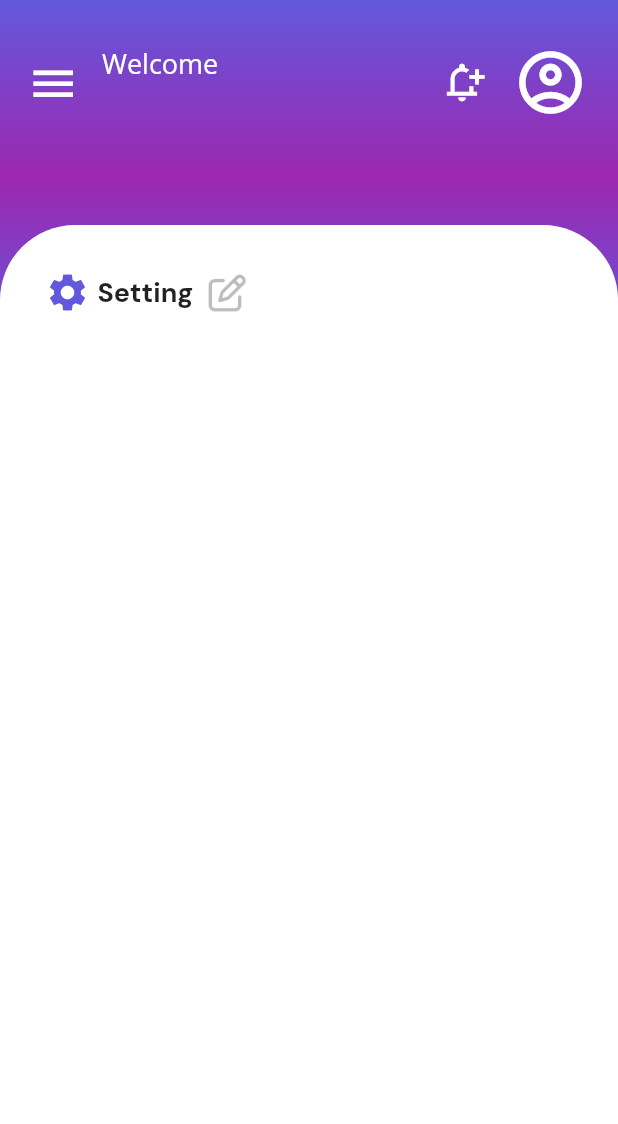
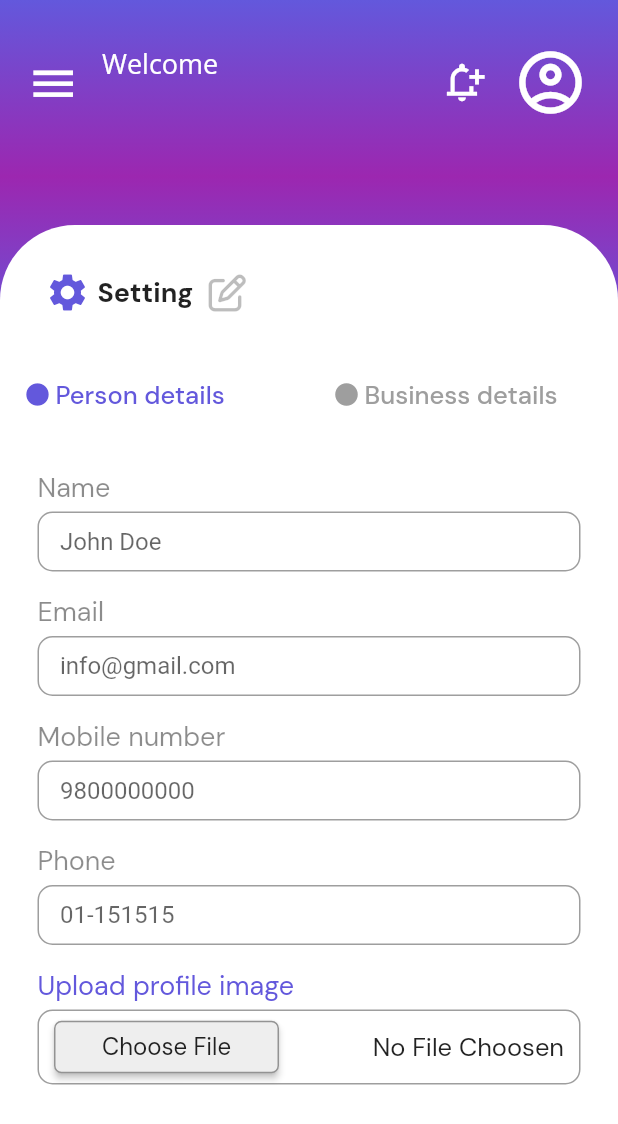
Before and after one commit to SandeshKhatiwada/Rapa, a Flutter app: the Settings screen opened directly, on a phone screen of 412 x 824 dp. Shown: the top 1124 px of the screen. Run offline on Flutter 3.47's test engine with Material 2 defaults, Android fonts, the phone set to English and light mode, and no system bars; our stand-ins replace cloud_firestore, dotted_border, firebase_auth, firebase_core, fluttertoast, font_awesome_flutter and 2 more; accounts and stored records are empty.

Commit message:
Ui changes

```diff
--- /dev/null
+++ b/lib/Settings/person_details.dart
@@ -0,0 +1,187 @@
+import 'package:flutter/material.dart';
+import 'package:google_fonts/google_fonts.dart';
+
+class PersonDetails extends StatelessWidget {
+  const PersonDetails({Key? key}) : super(key: key);
+
+  @override
+  Widget build(BuildContext context) {
+    return Scaffold(
+      backgroundColor: Colors.white,
+      body: SingleChildScrollView(
+        child: Form(
+            child: Padding(
+          padding: const EdgeInsets.all(25),
+          child: Column(
+            crossAxisAlignment: CrossAxisAlignment.start,
+            children: [
+              Text(
+                "Name",
+                style: GoogleFonts.dmSans(color: Colors.black45, fontSize: 18),
+              ),
+              SizedBox(height: 5),
+              Container(
+                height: 40,
+                child: TextFormField(
+                  decoration: InputDecoration(
+                      hintText: "John Doe",
+                      contentPadding: const EdgeInsets.only(left: 15, top: 18),
+                      border: OutlineInputBorder(
+                        borderRadius: BorderRadius.circular(10),
+                      )),
+                ),
+              ),
+              SizedBox(height: 15),
+              Text(
+                "Email",
+                style: GoogleFonts.dmSans(color: Colors.black45, fontSize: 18),
+              ),
+              SizedBox(height: 5),
+              Container(
+                height: 40,
+                child: TextFormField(
+                  keyboardType: TextInputType.emailAddress,
+                  decoration: InputDecoration(
+                      hintText: "info@gmail.com",
+                      contentPadding: const EdgeInsets.only(left: 15, top: 18),
+                      border: OutlineInputBorder(
+                        borderRadius: BorderRadius.circular(10),
+                      )),
+                ),
+              ),
+              SizedBox(height: 15),
+              Text(
+                "Mobile number",
+                style: GoogleFonts.dmSans(color: Colors.black45, fontSize: 18),
+              ),
+              SizedBox(height: 5),
+              Container(
+                height: 40,
+                child: TextFormField(
+                  keyboardType: TextInputType.phone,
+                  decoration: InputDecoration(
+                      hintText: "9800000000",
+                      contentPadding: const EdgeInsets.only(left: 15, top: 18),
+                      border: OutlineInputBorder(
+                        borderRadius: BorderRadius.circular(10),
+                      )),
+                ),
+              ),
+              SizedBox(height: 15),
+              Text(
+                "Phone",
+                style: GoogleFonts.dmSans(color: Colors.black45, fontSize: 18),
+              ),
+              SizedBox(height: 5),
+              Container(
+                height: 40,
+                child: TextFormField(
+                  keyboardType: TextInputType.phone,
+                  decoration: InputDecoration(
+                      hintText: "01-151515",
+                      contentPadding: const EdgeInsets.only(left: 15, top: 18),
+                      border: OutlineInputBorder(
+                        borderRadius: BorderRadius.circular(10),
+                      )),
+                ),
+              ),
+              SizedBox(height: 15),
+              Text(
+                "Upload profile image",
+                style:
+                    GoogleFonts.dmSans(color: Color(0xFF6358DC), fontSize: 18),
+              ),
+              SizedBox(height: 5),
+              Container(
+                height: 50,
+                width: double.infinity,
+                decoration: BoxDecoration(
+                    borderRadius: BorderRadius.circular(10),
+                    border: Border.all(
+                      color: Colors.black38,
+                    )),
+                child: Center(
+                  child: Padding(
+                    padding: const EdgeInsets.only(left: 10),
+                    child: Row(
+                      mainAxisAlignment: MainAxisAlignment.spaceBetween,
+                      children: [
+                        MaterialButton(
+                          height: 35,
+                          minWidth: 150,
+                          shape: OutlineInputBorder(
+                            borderSide: BorderSide(color: Colors.black38),
+                            borderRadius: BorderRadius.circular(5),
+                          ),
+                          color: Colors.grey[200],
+                          onPressed: () {},
+                          child: Text(
+                            "Choose File",
+                            style: GoogleFonts.dmSans(
+                              fontSize: 16,
+                              fontWeight: FontWeight.w400,
+                            ),
+                          ),
+                        ),
+                        Padding(
+                          padding: const EdgeInsets.only(right: 10),
+                          child: Text(
+                            "No File Choosen",
+                            style: GoogleFonts.dmSans(
+                              fontSize: 17,
+                              fontWeight: FontWeight.w400,
+                              //letterSpacing: 1.5,
+                            ),
+                          ),
+                        )
+                      ],
+                    ),
+                  ),
+                ),
+              ),
+              SizedBox(height: 15),
+              Row(
+                mainAxisAlignment: MainAxisAlignment.end,
+                children: [
+                  MaterialButton(
+                    height: 40,
+                    minWidth: 100,
+                    onPressed: () {},
+                    shape: OutlineInputBorder(
+                        borderSide: BorderSide(color: Color(0xFF6358DC)),
+                        borderRadius: BorderRadius.circular(7)),
+                    child: Text(
+                      "Back",
+                      style: GoogleFonts.dmSans(
+                        fontSize: 17,
+                        color: Color(0xFF6358DC),
+                      ),
+                    ),
+                  ),
+                  SizedBox(width: 10),
+                  MaterialButton(
+                    height: 40,
+                    minWidth: 100,
+                    color: Color(0xFF6358DC),
+                    onPressed: () {},
+                    shape: OutlineInputBorder(
+                        borderSide: BorderSide(color: Color(0xFF6358DC)),
+                        borderRadius: BorderRadius.circular(7)),
+                    child: Text(
+                      "Save",
+                      style: GoogleFonts.dmSans(
+                        fontSize: 17,
+                        color: Colors.white,
+                      ),
+                    ),
+                  ),
+                ],
+              ),
+              // SizedBox(height: 20),
+            ],
+          ),
+        )),
+      ),
+    );
+  }
+}
--- a/lib/Settings/settings.dart
+++ b/lib/Settings/settings.dart
@@ -5,6 +5,8 @@ import 'package:firebase_auth/firebase_auth.dart';
 import 'package:flutter/material.dart';
 import 'package:get/get.dart';
 import 'package:google_fonts/google_fonts.dart';
+import 'package:rafa/Settings/business_details.dart';
+import 'package:rafa/Settings/person_details.dart';
 import 'package:rafa/models/user_model.dart';
 import 'package:rafa/widgets/custom_widgets.dart';
 import '../../controller/controller.dart';
@@ -58,8 +60,8 @@ class _SettingsState extends State<Settings> {
           drawer: DrawerWidget(),
           key: globalKey,
           backgroundColor: Colors.transparent,
-            body: SafeArea(
-              child: SingleChildScrollView(
+          body: SingleChildScrollView(
+            child: SafeArea(
               child: Column(children: [
                 Padding(
                   padding: const EdgeInsets.only(left: 10),
@@ -70,7 +72,6 @@ class _SettingsState extends State<Settings> {
                 ),
                 SizedBox(height: 50),
                 Container(
-                    height: 600,
                   decoration: BoxDecoration(
                       borderRadius: BorderRadius.only(
                         topLeft: Radius.circular(50),
@@ -104,11 +105,69 @@ class _SettingsState extends State<Settings> {
                           ],
                         ),
                       ),
+                      DefaultTabController(
+                        length: 2,
+                        child: Column(
+                          children: [
+                            TabBar(
+                              labelColor: Color(0xFF6358DC),
+                              unselectedLabelColor: Colors.grey,
+                              indicatorColor: Colors.transparent,
+                              tabs: [
+                                Tab(
+                                  icon: Row(
+                                    children: [
+                                      Icon(
+                                        Icons.circle,
+                                        //color: Color(0xFF6358DC),
+                                        size: 18,
+                                      ),
+                                      SizedBox(width: 3),
+                                      Text(
+                                        "Person details",
+                                        style: GoogleFonts.dmSans(
+                                            //color: Color(0xFF6358DC),
+                                            fontSize: 17),
+                                      ),
+                                    ],
+                                  ),
+                                ),
+                                Tab(
+                                  icon: Row(
+                                    children: [
+                                      Icon(
+                                        Icons.circle,
+                                        size: 18,
+                                        // color: Color(0xFF6358DC),
+                                      ),
+                                      SizedBox(width: 3),
+                                      Text(
+                                        "Business details",
+                                        style: GoogleFonts.dmSans(
+                                            //color: Color(0xFF6358DC),
+                                            fontSize: 17),
+                                      )
+                                    ],
+                                  ),
+                                )
+                              ],
+                            ),
+                            Container(
+                              height: 450,
+                              child: TabBarView(children: [
+                                PersonDetails(),
+                                BusinessDetails(),
+                              ]),
+                            )
+                          ],
+                        ),
+                      ),
                     ],
                   ),
                 )
               ]),
             ),
-            )));
+          ),
+        ));
   }
 }
--- a/lib/auth/login.dart
+++ b/lib/auth/login.dart
@@ -77,7 +77,7 @@ class _LoginPageState extends State<LoginPage> {
                       ),
                       SizedBox(height: 10),
                       TextFormField(
-                        autovalidateMode: AutovalidateMode.always,
+                        autovalidateMode: AutovalidateMode.onUserInteraction,
                         controller: emailController,
                         onSaved: (value) {
                           emailController.text = value!;
@@ -111,7 +111,7 @@ class _LoginPageState extends State<LoginPage> {
                       ),
                       SizedBox(height: 10),
                       TextFormField(
-                        autovalidateMode: AutovalidateMode.always,
+                        autovalidateMode: AutovalidateMode.onUserInteraction,
                         controller: passwordController,
                         onSaved: (value) {
                           passwordController.text = value!;
@@ -254,7 +254,7 @@ class _LoginPageState extends State<LoginPage> {
             .signInWithEmailAndPassword(email: email, password: password)
             .then((uid) => {
                   Fluttertoast.showToast(msg: "Login Successful"),
-                  Get.off(Bottombar()),
+                  Get.offAll(Bottombar()),
                 });
       } on FirebaseAuthException catch (error) {
         switch (error.code) {
```
Also changed, not shown: lib/Settings/business_details.dart (added, +131 -0 lines). Lines whose indentation alone changed are shown as unchanged.
